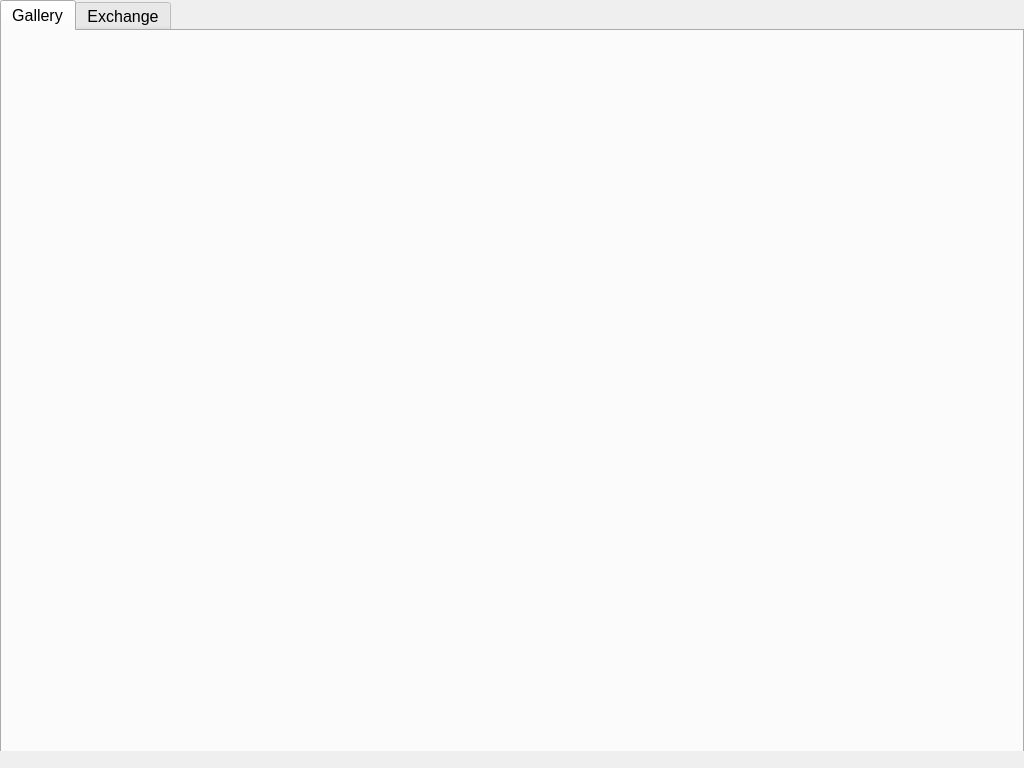
Qt form App.ui (kelvinEL20/3334Group) before a commit.
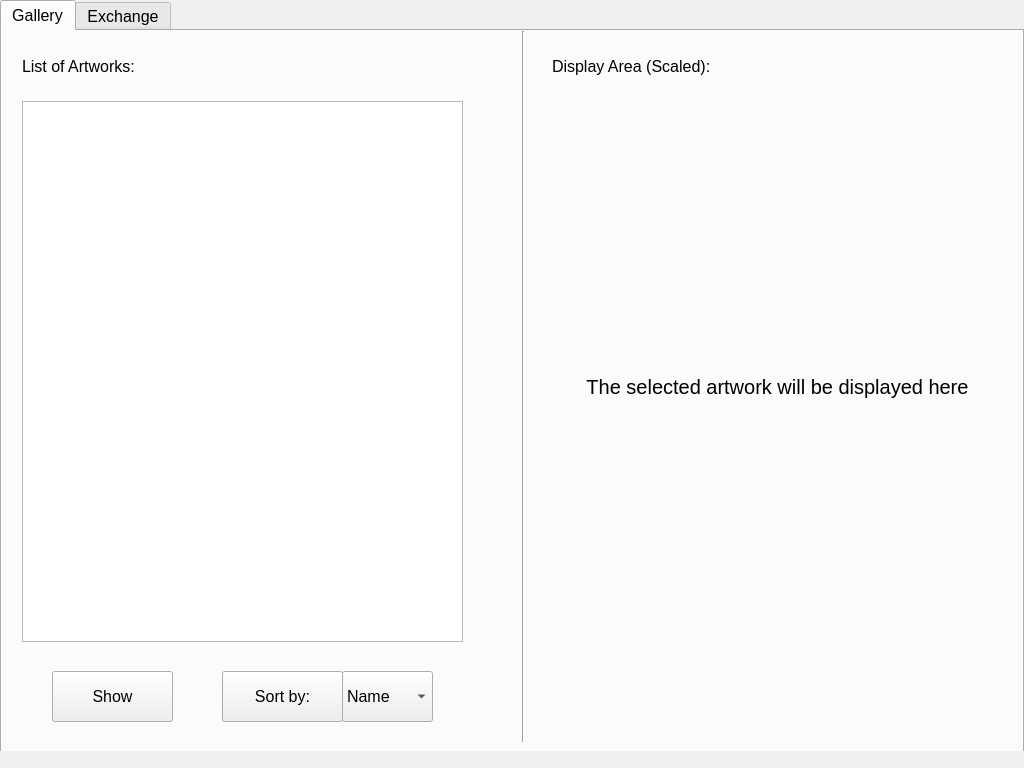
The same form after that commit.

Commit message: updated Gallery tab

Patch:
```diff
--- a/App.ui
+++ b/App.ui
@@ -441,6 +441,138 @@
       <attribute name="title">
        <string>Gallery</string>
       </attribute>
+      <widget class="QListView" name="GalleryArtWrokList">
+       <property name="geometry">
+        <rect>
+         <x>20</x>
+         <y>70</y>
+         <width>441</width>
+         <height>541</height>
+        </rect>
+       </property>
+       <property name="font">
+        <font>
+         <family>Arial</family>
+         <pointsize>12</pointsize>
+        </font>
+       </property>
+      </widget>
+      <widget class="QLabel" name="GalleryLabel_1">
+       <property name="geometry">
+        <rect>
+         <x>20</x>
+         <y>20</y>
+         <width>121</width>
+         <height>31</height>
+        </rect>
+       </property>
+       <property name="text">
+        <string>List of Artworks:</string>
+       </property>
+      </widget>
+      <widget class="QPushButton" name="btnGalleryShow">
+       <property name="geometry">
+        <rect>
+         <x>50</x>
+         <y>640</y>
+         <width>121</width>
+         <height>51</height>
+        </rect>
+       </property>
+       <property name="cursor">
+        <cursorShape>PointingHandCursor</cursorShape>
+       </property>
+       <property name="layoutDirection">
+        <enum>Qt::LeftToRight</enum>
+       </property>
+       <property name="text">
+        <string>Show</string>
+       </property>
+      </widget>
+      <widget class="QComboBox" name="GallerySortTypeComboBox">
+       <property name="geometry">
+        <rect>
+         <x>340</x>
+         <y>640</y>
+         <width>91</width>
+         <height>51</height>
+        </rect>
+       </property>
+       <item>
+        <property name="text">
+         <string>Name</string>
+        </property>
+       </item>
+      </widget>
+      <widget class="QPushButton" name="btnGallerySort">
+       <property name="geometry">
+        <rect>
+         <x>220</x>
+         <y>640</y>
+         <width>121</width>
+         <height>51</height>
+        </rect>
+       </property>
+       <property name="cursor">
+        <cursorShape>PointingHandCursor</cursorShape>
+       </property>
+       <property name="text">
+        <string>Sort by:</string>
+       </property>
+      </widget>
+      <widget class="Line" name="line">
+       <property name="geometry">
+        <rect>
+         <x>511</x>
+         <y>0</y>
+         <width>21</width>
+         <height>711</height>
+        </rect>
+       </property>
+       <property name="orientation">
+        <enum>Qt::Vertical</enum>
+       </property>
+      </widget>
+      <widget class="QLabel" name="GalleryLabel_2">
+       <property name="geometry">
+        <rect>
+         <x>550</x>
+         <y>20</y>
+         <width>171</width>
+         <height>31</height>
+        </rect>
+       </property>
+       <property name="text">
+        <string>Display Area (Scaled):</string>
+       </property>
+      </widget>
+      <widget class="QLabel" name="label">
+       <property name="geometry">
+        <rect>
+         <x>550</x>
+         <y>130</y>
+         <width>451</width>
+         <height>451</height>
+        </rect>
+       </property>
+       <property name="font">
+        <font>
+         <pointsize>15</pointsize>
+        </font>
+       </property>
+       <property name="text">
+        <string>The selected artwork will be displayed here</string>
+       </property>
+       <property name="textFormat">
+        <enum>Qt::PlainText</enum>
+       </property>
+       <property name="scaledContents">
+        <bool>true</bool>
+       </property>
+       <property name="alignment">
+        <set>Qt::AlignCenter</set>
+       </property>
+      </widget>
      </widget>
      <widget class="QWidget" name="AppPageExchangeTab">
       <attribute name="title">
```
